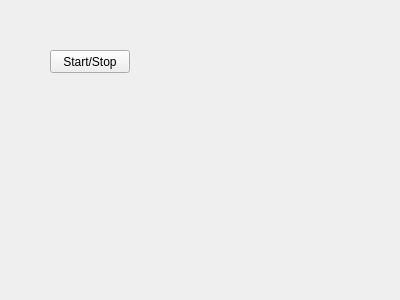
iamdmitryvolkov/neuromodel, file GUI/forms/neuron_parameters_form.ui: the form before one commit.
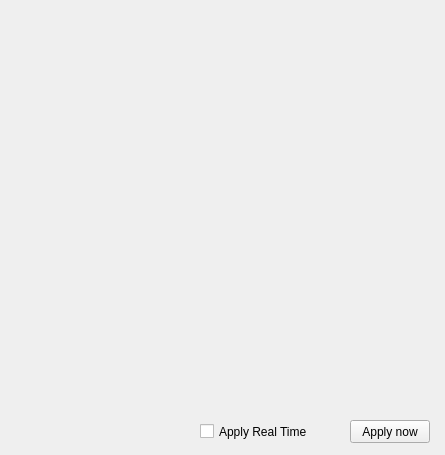
The form after the commit.

Commit message: Injector consts, start network parameter settings form

```diff
--- a/GUI/forms/neuron_parameters_form.ui
+++ b/GUI/forms/neuron_parameters_form.ui
@@ -6,8 +6,8 @@
    <rect>
     <x>0</x>
     <y>0</y>
-    <width>400</width>
-    <height>300</height>
+    <width>445</width>
+    <height>455</height>
    </rect>
   </property>
   <property name="windowTitle">
@@ -16,14 +16,27 @@
   <widget class="QPushButton" name="StartStopButton">
    <property name="geometry">
     <rect>
-     <x>50</x>
-     <y>50</y>
+     <x>350</x>
+     <y>420</y>
      <width>80</width>
      <height>23</height>
     </rect>
    </property>
    <property name="text">
-    <string>Start/Stop</string>
+    <string>Apply now</string>
+   </property>
+  </widget>
+  <widget class="QCheckBox" name="checkBox">
+   <property name="geometry">
+    <rect>
+     <x>200</x>
+     <y>423</y>
+     <width>140</width>
+     <height>17</height>
+    </rect>
+   </property>
+   <property name="text">
+    <string>Apply Real Time</string>
    </property>
   </widget>
  </widget>
```
Left out of the diff: 6 changed lines with no effect on the pictures. The commit also changes 6 other files.
